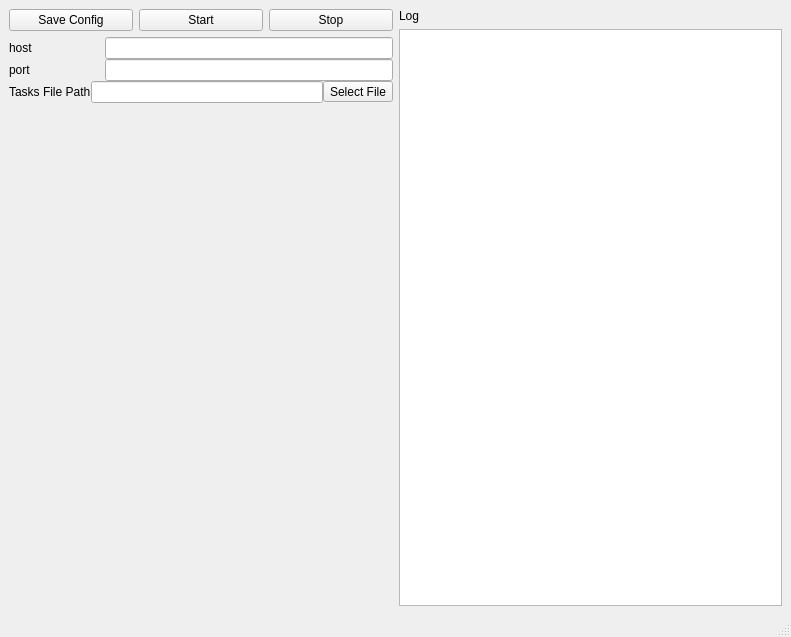
Above: ui/ui.ui from THtianhao/stable_diffusion_autotool before the change. Below: the same form after it.
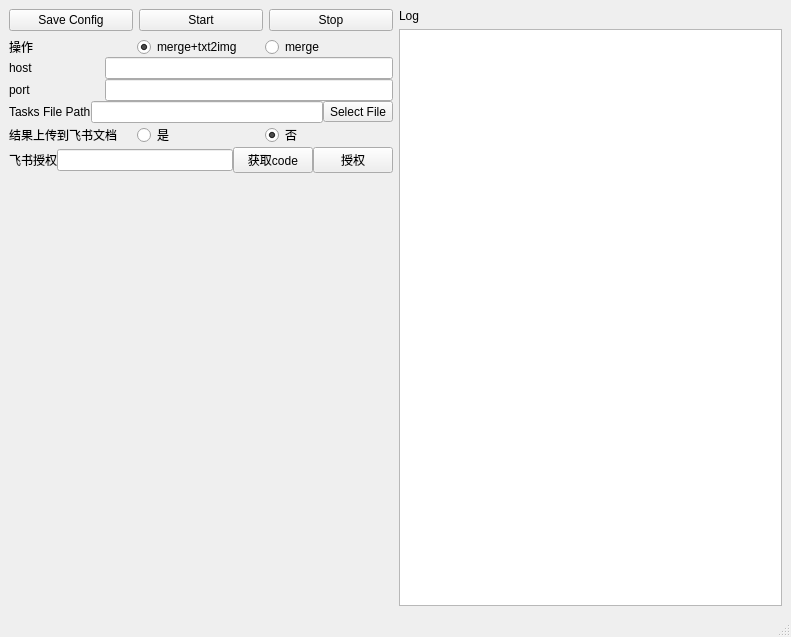
That is the form after the change.

Commit message: 增加只merge不 txt2img

```diff
--- a/ui/ui.ui
+++ b/ui/ui.ui
@@ -49,10 +49,44 @@
        </layout>
       </item>
       <item>
-       <layout class="QVBoxLayout" name="verticalLayout_2" stretch="0,0,0">
+       <layout class="QVBoxLayout" name="verticalLayout_2" stretch="0,0,0,0,0,0">
         <property name="spacing">
          <number>0</number>
         </property>
+        <item>
+         <layout class="QHBoxLayout" name="horizontalLayout_9">
+          <item>
+           <widget class="QLabel" name="label_6">
+            <property name="text">
+             <string>操作</string>
+            </property>
+           </widget>
+          </item>
+          <item>
+           <widget class="QRadioButton" name="mergeAndT2I">
+            <property name="text">
+             <string>merge+txt2img</string>
+            </property>
+            <property name="checked">
+             <bool>true</bool>
+            </property>
+            <attribute name="buttonGroup">
+             <string notr="true">buttonGroup_2</string>
+            </attribute>
+           </widget>
+          </item>
+          <item>
+           <widget class="QRadioButton" name="merge">
+            <property name="text">
+             <string>merge</string>
+            </property>
+            <attribute name="buttonGroup">
+             <string notr="true">buttonGroup_2</string>
+            </attribute>
+           </widget>
+          </item>
+         </layout>
+        </item>
         <item>
          <layout class="QHBoxLayout" name="horizontalLayout" stretch="1,3">
           <item>
@@ -102,6 +136,75 @@
           </item>
          </layout>
         </item>
+        <item>
+         <layout class="QHBoxLayout" name="horizontalLayout_7">
+          <item>
+           <widget class="QLabel" name="label_5">
+            <property name="text">
+             <string>结果上传到飞书文档</string>
+            </property>
+           </widget>
+          </item>
+          <item>
+           <widget class="QRadioButton" name="uploadFeishu">
+            <property name="text">
+             <string>是</string>
+            </property>
+            <attribute name="buttonGroup">
+             <string notr="true">buttonGroup</string>
+            </attribute>
+           </widget>
+          </item>
+          <item>
+           <widget class="QRadioButton" name="uploadFeishuNot">
+            <property name="text">
+             <string>否</string>
+            </property>
+            <property name="checked">
+             <bool>true</bool>
+            </property>
+            <attribute name="buttonGroup">
+             <string notr="true">buttonGroup</string>
+            </attribute>
+           </widget>
+          </item>
+         </layout>
+        </item>
+        <item>
+         <layout class="QHBoxLayout" name="horizontalLayout_6">
+          <item>
+           <widget class="QLabel" name="label_4">
+            <property name="text">
+             <string>飞书授权</string>
+            </property>
+           </widget>
+          </item>
+          <item>
+           <widget class="QLineEdit" name="lineEdit">
+            <property name="inputMask">
+             <string/>
+            </property>
+            <property name="text">
+             <string/>
+            </property>
+           </widget>
+          </item>
+          <item>
+           <widget class="QPushButton" name="getFeishuCode">
+            <property name="text">
+             <string>获取code</string>
+            </property>
+           </widget>
+          </item>
+          <item>
+           <widget class="QPushButton" name="authorCodeButton">
+            <property name="text">
+             <string>授权</string>
+            </property>
+           </widget>
+          </item>
+         </layout>
+        </item>
        </layout>
       </item>
       <item>
```
Left out of the diff: 4 changed lines with no effect on the pictures. The commit also changes 7 other files.
